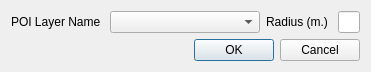
meritechsolutions/azenqos_qgis_plugin, file Azenqos/calculate_poi_dialog.ui: the form before one commit.
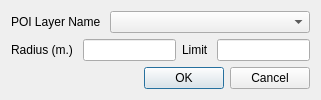
The form after the commit.

The edit to the form file:
```diff
--- a/Azenqos/calculate_poi_dialog.ui
+++ b/Azenqos/calculate_poi_dialog.ui
@@ -6,8 +6,8 @@
    <rect>
     <x>0</x>
     <y>0</y>
-    <width>321</width>
-    <height>54</height>
+    <width>283</width>
+    <height>86</height>
    </rect>
   </property>
   <property name="windowTitle">
@@ -17,6 +17,10 @@
    <item>
     <layout class="QHBoxLayout" name="horizontalLayout">
      <item>
+      <layout class="QVBoxLayout" name="verticalLayout_2">
+       <item>
+        <layout class="QHBoxLayout" name="horizontalLayout_2">
+         <item>
       <widget class="QLabel" name="poiLabel">
        <property name="text">
         <string>POI Layer Name </string>
@@ -27,12 +31,16 @@
       <widget class="QComboBox" name="poiComboBox">
        <property name="minimumSize">
         <size>
-         <width>150</width>
+             <width>200</width>
          <height>0</height>
         </size>
        </property>
       </widget>
      </item>
+        </layout>
+       </item>
+       <item>
+        <layout class="QHBoxLayout" name="horizontalLayout_3">
      <item>
       <widget class="QLabel" name="radiusLabel">
        <property name="text">
@@ -44,11 +52,25 @@
       <widget class="QLineEdit" name="radiusLineEdit">
        <property name="maximumSize">
         <size>
-         <width>100</width>
+             <width>16777215</width>
          <height>16777215</height>
         </size>
        </property>
       </widget>
+         </item>
+         <item>
+          <widget class="QLabel" name="limitLabel">
+           <property name="text">
+            <string>Limit </string>
+           </property>
+          </widget>
+         </item>
+         <item>
+          <widget class="QLineEdit" name="limitLineEdit"/>
+         </item>
+        </layout>
+       </item>
+      </layout>
      </item>
     </layout>
    </item>
```
Lines whose indentation alone changed are shown as unchanged.
